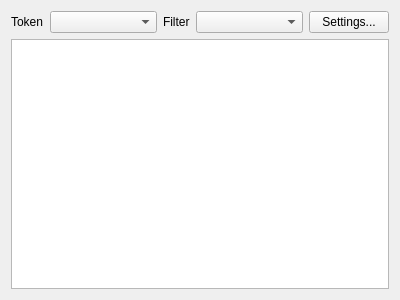
KDE/kate, file kate/plugins/pate/src/plugins/gid/tool.ui: the form before one commit.
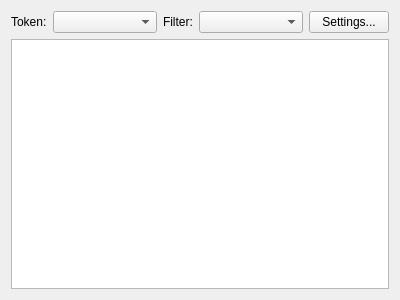
The form after the commit. Custom widgets are drawn as their Qt base class.

Commit message: Labels to list boxes, input fields, etc. should end in colon. http://techbase.kde.org/Projects/Usability/HIG/Form_Label_Alignment

```diff
--- a/kate/plugins/pate/src/plugins/gid/tool.ui
+++ b/kate/plugins/pate/src/plugins/gid/tool.ui
@@ -17,7 +17,7 @@
    <item row="0" column="0">
     <widget class="QLabel" name="labelToken">
      <property name="text">
-      <string>Token</string>
+      <string>Token:</string>
      </property>
      <property name="buddy">
       <cstring>token</cstring>
@@ -43,7 +43,7 @@
    <item row="0" column="2">
     <widget class="QLabel" name="labelFilter">
      <property name="text">
-      <string>Filter</string>
+      <string>Filter:</string>
      </property>
      <property name="buddy">
       <cstring>filter</cstring>
```
The commit also changes 3 other files.
